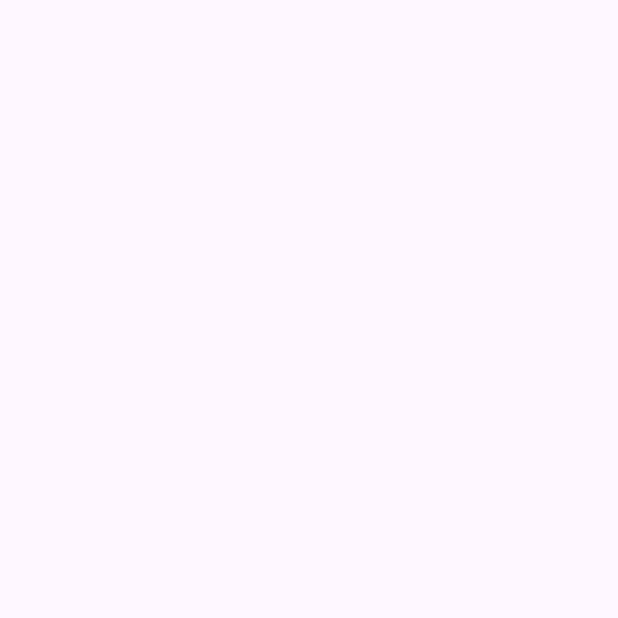
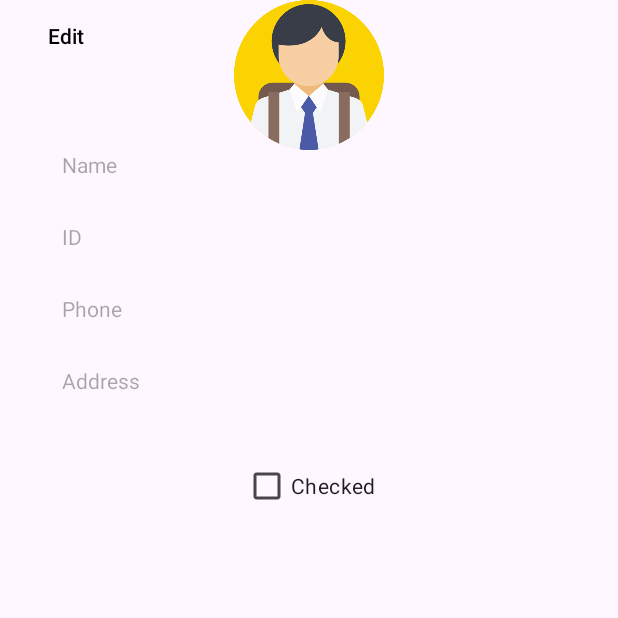
Before and after one commit to galCohen211/StudentApp, an Android app: the StudentDetails screen opened directly, with no data from a screen before it, on a phone screen of 412 x 824 dp, the top half of it. Before the commit the part shown is empty. Run offline under Robolectric (Android 15) with nearby library versions, the phone set to English and light mode, and no system bars.

Commit message:
Worked on activity_student_details_xml

```diff
--- a/app/src/main/res/layout/activity_new_student.xml
+++ b/app/src/main/res/layout/activity_new_student.xml
@@ -91,14 +91,7 @@
         app:layout_constraintHorizontal_bias="0.5"
         app:layout_constraintWidth_percent="0.8">
 
-        <Button
-            android:id="@+id/new_student_btn_cancel"
-            android:layout_width="0dp"
-            android:layout_height="wrap_content"
-            android:layout_weight="1"
-            android:backgroundTint="@android:color/transparent"
-            android:text="Cancel"
-            android:textColor="@android:color/black" />
+    </LinearLayout>
 
     <Button
         android:id="@+id/new_student_btn_save"
@@ -107,8 +100,19 @@
         android:layout_weight="1"
         android:backgroundTint="@android:color/transparent"
         android:text="Save"
-            android:textColor="@android:color/black" />
+        android:textColor="@android:color/black"
+        tools:layout_editor_absoluteX="282dp"
+        tools:layout_editor_absoluteY="636dp" />
 
-    </LinearLayout>
+    <Button
+        android:id="@+id/new_student_btn_cancel"
+        android:layout_width="0dp"
+        android:layout_height="wrap_content"
+        android:layout_weight="1"
+        android:backgroundTint="@android:color/transparent"
+        android:text="Cancel"
+        android:textColor="@android:color/black"
+        tools:layout_editor_absoluteX="41dp"
+        tools:layout_editor_absoluteY="636dp" />
 
 </androidx.constraintlayout.widget.ConstraintLayout>
--- a/app/src/main/res/layout/activity_student_details.xml
+++ b/app/src/main/res/layout/activity_student_details.xml
@@ -7,4 +7,100 @@
     android:layout_height="match_parent"
     tools:context=".StudentDetails">
 
+    <ImageView
+        android:id="@+id/details_student_avatar"
+        android:layout_width="100dp"
+        android:layout_height="100dp"
+        app:srcCompat="@drawable/student"
+        app:layout_constraintTop_toTopOf="parent"
+        app:layout_constraintStart_toStartOf="parent"
+        app:layout_constraintEnd_toEndOf="parent"
+        android:contentDescription="Student Avatar" />
+
+    <TextView
+        android:id="@+id/details_student_name"
+        android:layout_width="0dp"
+        android:layout_height="wrap_content"
+        android:hint="Name"
+        android:minHeight="48dp"
+        android:inputType="text"
+        app:layout_constraintTop_toBottomOf="@id/details_student_avatar"
+        app:layout_constraintStart_toStartOf="parent"
+        app:layout_constraintEnd_toEndOf="parent"
+        app:layout_constraintHorizontal_bias="0.5"
+        app:layout_constraintWidth_percent="0.8" />
+
+    <TextView
+        android:id="@+id/details_student_id"
+        android:layout_width="0dp"
+        android:layout_height="wrap_content"
+        android:hint="ID"
+        android:minHeight="48dp"
+        android:inputType="text"
+        app:layout_constraintTop_toBottomOf="@id/details_student_name"
+        app:layout_constraintStart_toStartOf="parent"
+        app:layout_constraintEnd_toEndOf="parent"
+        app:layout_constraintHorizontal_bias="0.5"
+        app:layout_constraintWidth_percent="0.8" />
+
+    <TextView
+        android:id="@+id/details_student_phone"
+        android:layout_width="0dp"
+        android:layout_height="wrap_content"
+        android:hint="Phone"
+        android:minHeight="48dp"
+        android:inputType="phone"
+        app:layout_constraintTop_toBottomOf="@id/details_student_id"
+        app:layout_constraintStart_toStartOf="parent"
+        app:layout_constraintEnd_toEndOf="parent"
+        app:layout_constraintHorizontal_bias="0.5"
+        app:layout_constraintWidth_percent="0.8" />
+
+    <TextView
+        android:id="@+id/details_student_address"
+        android:layout_width="0dp"
+        android:layout_height="wrap_content"
+        android:hint="Address"
+        android:minHeight="48dp"
+        android:inputType="textPostalAddress"
+        app:layout_constraintTop_toBottomOf="@id/details_student_phone"
+        app:layout_constraintStart_toStartOf="parent"
+        app:layout_constraintEnd_toEndOf="parent"
+        app:layout_constraintHorizontal_bias="0.5"
+        app:layout_constraintWidth_percent="0.8" />
+
+    <CheckBox
+        android:id="@+id/details_student_checkbox"
+        android:layout_width="wrap_content"
+        android:layout_height="wrap_content"
+        android:layout_margin="8dp"
+        android:minHeight="48dp"
+        android:minWidth="48dp"
+        android:text="Checked"
+        app:layout_constraintTop_toBottomOf="@id/details_student_address"
+        app:layout_constraintStart_toStartOf="parent"
+        app:layout_constraintEnd_toEndOf="parent" />
+
+    <LinearLayout
+        android:layout_width="0dp"
+        android:layout_height="wrap_content"
+        android:orientation="horizontal"
+        app:layout_constraintTop_toBottomOf="@id/details_student_checkbox"
+        app:layout_constraintStart_toStartOf="parent"
+        app:layout_constraintEnd_toEndOf="parent"
+        app:layout_constraintHorizontal_bias="0.5"
+        app:layout_constraintWidth_percent="0.8"/>
+
+    <Button
+        android:id="@+id/details_student_btn_edit"
+        android:layout_width="0dp"
+        android:layout_height="wrap_content"
+        android:layout_weight="1"
+        android:backgroundTint="@android:color/transparent"
+        android:text="Edit"
+        android:textColor="@android:color/black"
+        tools:ignore="MissingConstraints"
+        tools:layout_editor_absoluteX="291dp"
+        tools:layout_editor_absoluteY="635dp" />
+
 </androidx.constraintlayout.widget.ConstraintLayout>
```
Lines whose indentation alone changed are shown as unchanged.
